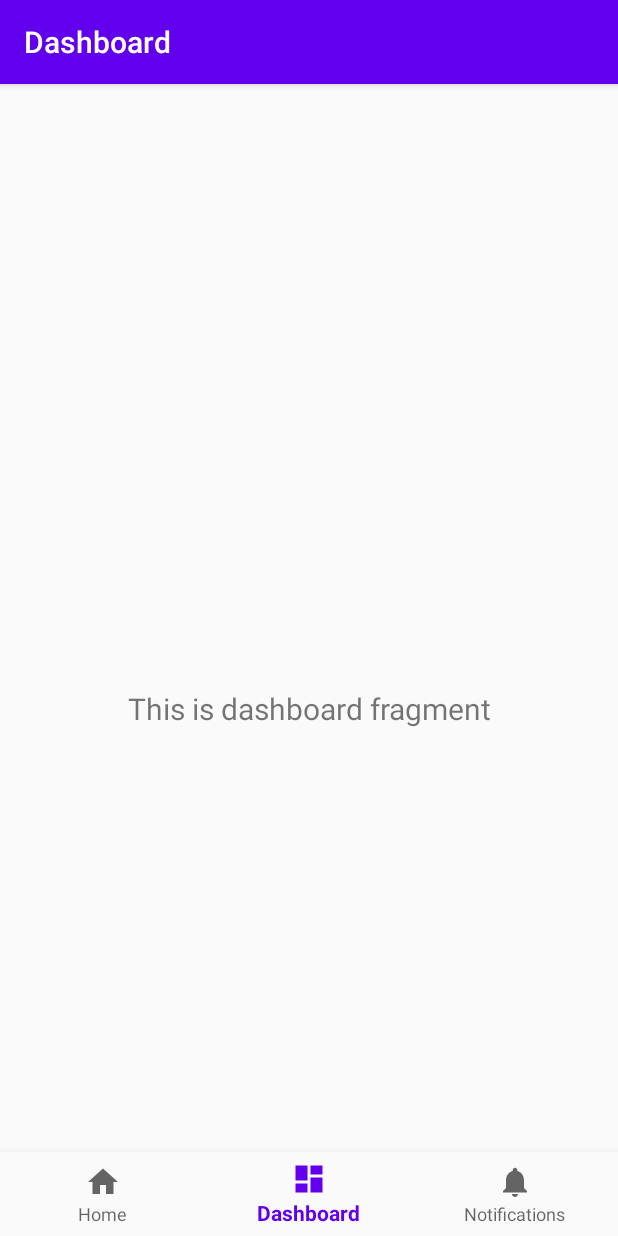
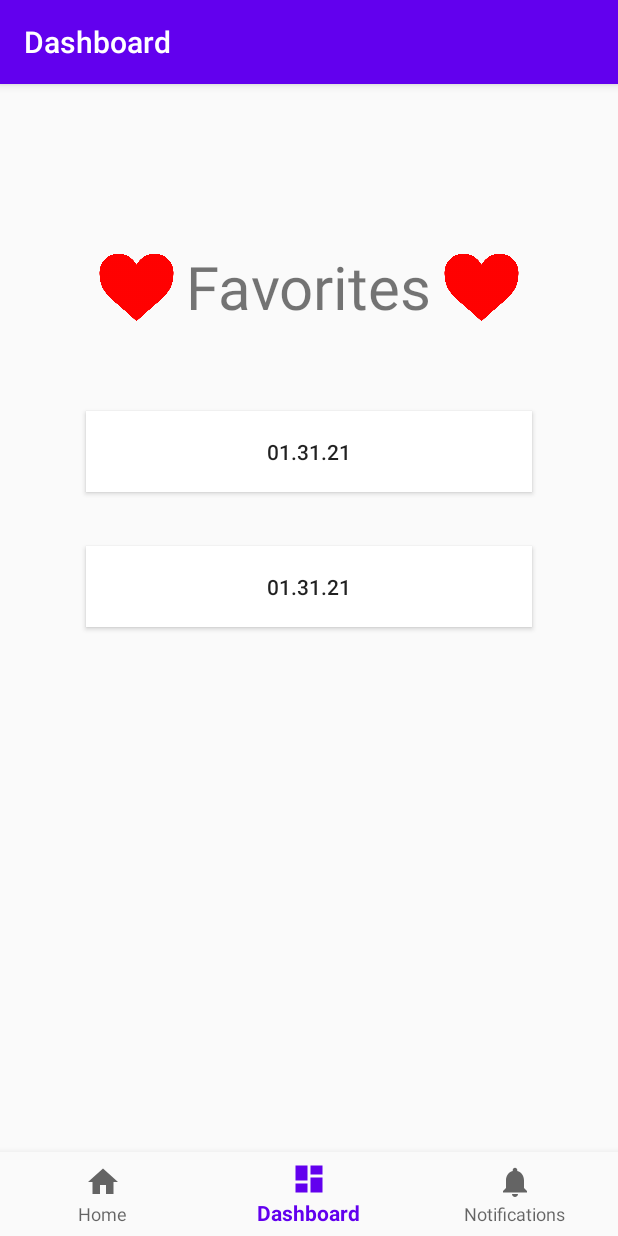
Before and after one commit to achenvc/vCareApp, an Android app: the DashboardFragment screen opened through its navigation route, on a phone screen of 412 x 824 dp. Run offline under Robolectric (Android 15) with nearby library versions, the phone set to English and light mode, and no system bars; our stand-ins replace navigation-ui.

Commit message:
added favorites page. linked to dashboard fragment for now

```diff
--- a/app/src/main/java/com/chenangela/vcare/ui/dashboard/DashboardFragment.java
+++ b/app/src/main/java/com/chenangela/vcare/ui/dashboard/DashboardFragment.java
@@ -22,14 +22,16 @@ public class DashboardFragment extends Fragment {
                              ViewGroup container, Bundle savedInstanceState) {
         dashboardViewModel =
                 ViewModelProviders.of(this).get(DashboardViewModel.class);
-        View root = inflater.inflate(R.layout.fragment_dashboard, container, false);
-        final TextView textView = root.findViewById(R.id.text_dashboard);
-        dashboardViewModel.getText().observe(getViewLifecycleOwner(), new Observer<String>() {
+        View root = inflater.inflate(R.layout.fragment_favorites, container, false);
+        //final TextView textView = root.findViewById(R.id.text_dashboard);
+        //final TextView favorites_title = root.findViewById(R.id.favorites_title);
+
+        /*dashboardViewModel.getText().observe(getViewLifecycleOwner(), new Observer<String>() {
             @Override
             public void onChanged(@Nullable String s) {
-                textView.setText(s);
+                favorites_title.setText(s);
             }
-        });
+        });*/
         return root;
     }
 }
--- a/app/src/main/res/layout/fragment_dashboard.xml
+++ /dev/null
@@ -1,22 +0,0 @@
-<?xml version="1.0" encoding="utf-8"?>
-<androidx.constraintlayout.widget.ConstraintLayout xmlns:android="http://schemas.android.com/apk/res/android"
-    xmlns:app="http://schemas.android.com/apk/res-auto"
-    xmlns:tools="http://schemas.android.com/tools"
-    android:layout_width="match_parent"
-    android:layout_height="match_parent"
-    tools:context=".ui.dashboard.DashboardFragment">
-
-    <TextView
-        android:id="@+id/text_dashboard"
-        android:layout_width="match_parent"
-        android:layout_height="wrap_content"
-        android:layout_marginStart="8dp"
-        android:layout_marginTop="8dp"
-        android:layout_marginEnd="8dp"
-        android:textAlignment="center"
-        android:textSize="20sp"
-        app:layout_constraintBottom_toBottomOf="parent"
-        app:layout_constraintEnd_toEndOf="parent"
-        app:layout_constraintStart_toStartOf="parent"
-        app:layout_constraintTop_toTopOf="parent" />
-</androidx.constraintlayout.widget.ConstraintLayout>
--- a/app/src/main/res/layout/favorites.xml
+++ b/app/src/main/res/layout/fragment_favorites.xml
@@ -1,25 +1,38 @@
 <?xml version="1.0" encoding="utf-8"?>
-<androidx.constraintlayout.widget.ConstraintLayout
-    xmlns:android="http://schemas.android.com/apk/res/android"
+<androidx.constraintlayout.widget.ConstraintLayout xmlns:android="http://schemas.android.com/apk/res/android"
     xmlns:app="http://schemas.android.com/apk/res-auto"
     xmlns:tools="http://schemas.android.com/tools"
     android:layout_width="match_parent"
-    android:layout_height="match_parent">
+    android:layout_height="match_parent"
+    tools:context=".ui.dashboard.DashboardFragment">
 
-    <com.google.android.material.bottomnavigation.BottomNavigationView
-        android:id="@+id/nav_view"
-        android:layout_width="0dp"
-        android:layout_height="wrap_content"
-        android:background="?android:attr/windowBackground"
-        app:layout_constraintBottom_toBottomOf="parent"
-        app:layout_constraintLeft_toLeftOf="parent"
-        app:layout_constraintRight_toRightOf="parent"
-        app:menu="@menu/bottom_nav_menu" />
+    <Button
+        android:id="@+id/entry_6"
+        android:layout_width="297dp"
+        android:layout_height="54dp"
+        android:layout_marginTop="56dp"
+        android:background="@android:color/white"
+        android:text="01.31.21"
+        app:layout_constraintEnd_toEndOf="parent"
+        app:layout_constraintStart_toStartOf="parent"
+        app:layout_constraintTop_toBottomOf="@+id/favorites_title" />
+
+    <Button
+        android:id="@+id/entry_8"
+        android:layout_width="297dp"
+        android:layout_height="54dp"
+        android:layout_marginTop="36dp"
+        android:background="@android:color/white"
+        android:text="01.31.21"
+        app:layout_constraintEnd_toEndOf="parent"
+        app:layout_constraintStart_toStartOf="parent"
+        app:layout_constraintTop_toBottomOf="@+id/entry_6" />
 
     <TextView
         android:id="@+id/favorites_title"
         android:layout_width="wrap_content"
         android:layout_height="wrap_content"
+        android:layout_marginTop="52dp"
         android:text="Favorites"
         android:textSize="40dp"
         app:layout_constraintBottom_toTopOf="@+id/nav_view"
@@ -32,7 +45,8 @@
         android:id="@+id/heart_left"
         android:layout_width="55dp"
         android:layout_height="55dp"
-        android:layout_marginTop="44dp"
+        android:layout_marginStart="48dp"
+        android:layout_marginTop="52dp"
         android:layout_marginEnd="5dp"
         app:layout_constraintEnd_toStartOf="@+id/favorites_title"
         app:layout_constraintHorizontal_bias="1.0"
@@ -45,33 +59,11 @@
         android:layout_width="55dp"
         android:layout_height="55dp"
         android:layout_marginStart="5dp"
-        android:layout_marginTop="44dp"
+        android:layout_marginTop="52dp"
+        android:layout_marginEnd="52dp"
         app:layout_constraintEnd_toEndOf="parent"
         app:layout_constraintHorizontal_bias="0.0"
         app:layout_constraintStart_toEndOf="@+id/favorites_title"
         app:layout_constraintTop_toTopOf="parent"
         app:srcCompat="@drawable/heart" />
-
-    <Button
-        android:id="@+id/entry_1"
-        android:layout_width="297dp"
-        android:layout_height="54dp"
-        android:layout_marginTop="36dp"
-        android:background="@android:color/white"
-        android:text="01.31.21"
-        app:layout_constraintEnd_toEndOf="parent"
-        app:layout_constraintStart_toStartOf="parent"
-        app:layout_constraintTop_toBottomOf="@+id/favorites_title" />
-
-    <Button
-        android:id="@+id/entry_"
-        android:layout_width="297dp"
-        android:layout_height="54dp"
-        android:layout_marginTop="24dp"
-        android:background="@android:color/white"
-        android:text="01.31.21"
-        app:layout_constraintEnd_toEndOf="parent"
-        app:layout_constraintStart_toStartOf="parent"
-        app:layout_constraintTop_toBottomOf="@+id/entry_1" />
-
 </androidx.constraintlayout.widget.ConstraintLayout>
--- a/app/src/main/res/navigation/mobile_navigation.xml
+++ b/app/src/main/res/navigation/mobile_navigation.xml
@@ -15,7 +15,7 @@
         android:id="@+id/navigation_dashboard"
         android:name="com.chenangela.vcare.ui.dashboard.DashboardFragment"
         android:label="@string/title_dashboard"
-        tools:layout="@layout/fragment_dashboard" />
+        tools:layout="@layout/fragment_favorites" />
 
     <fragment
         android:id="@+id/navigation_notifications"
```
